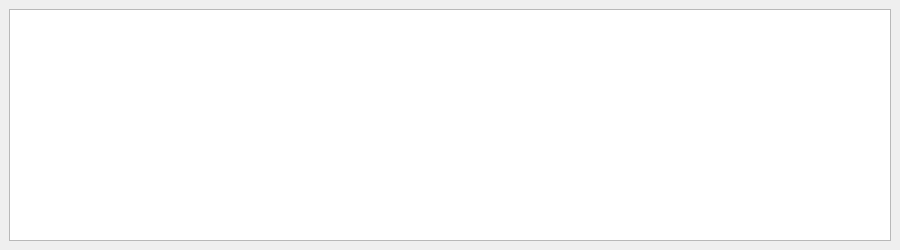
Qt form main.ui (tkvashin/coffee) before a commit.
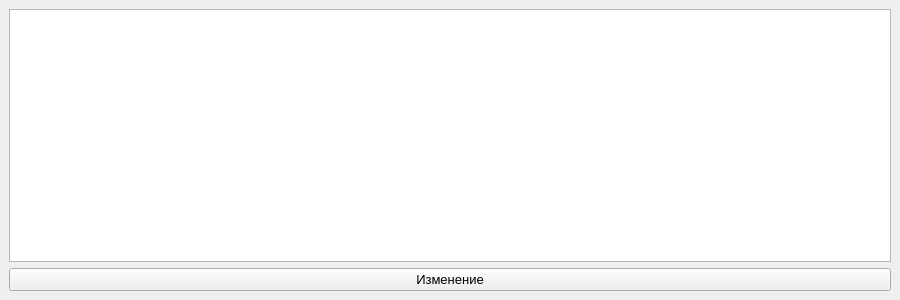
The same form after that commit.

Commit message: Rework with new requirements

```diff
--- a/main.ui
+++ b/main.ui
@@ -7,7 +7,7 @@
     <x>0</x>
     <y>0</y>
     <width>900</width>
-    <height>250</height>
+    <height>300</height>
    </rect>
   </property>
   <property name="windowTitle">
@@ -18,6 +18,18 @@
     <item row="0" column="0">
      <widget class="QTableWidget" name="tableWidget"/>
     </item>
+    <item row="1" column="0">
+     <widget class="QPushButton" name="pushButton">
+      <property name="font">
+       <font>
+        <pointsize>10</pointsize>
+       </font>
+      </property>
+      <property name="text">
+       <string>Изменение</string>
+      </property>
+     </widget>
+    </item>
    </layout>
   </widget>
  </widget>
```
